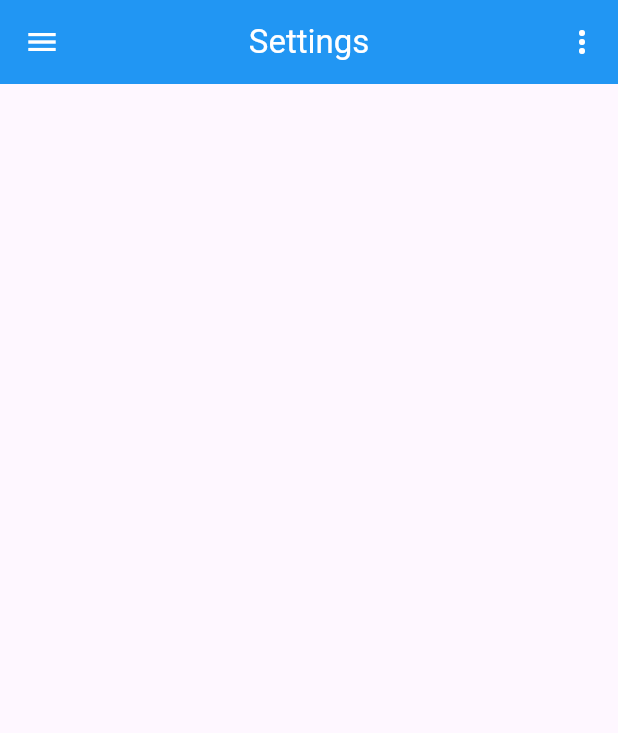
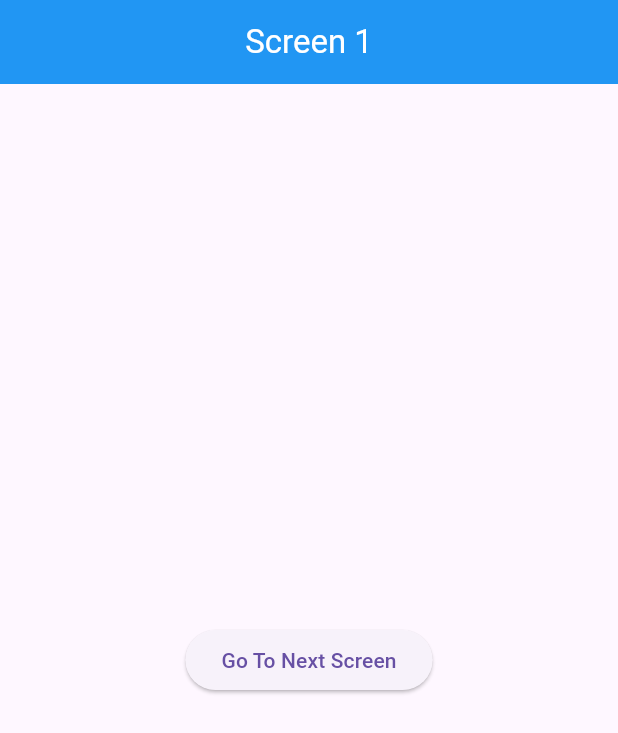
Before and after one commit to AbRehman536/kinza_frontend, a Flutter app: the screen it shows after launch, on a phone screen of 412 x 824 dp. Shown: the top 733 px of the screen. Run offline on Flutter 3.47's test engine with Material 3 defaults, Android fonts, the phone set to English and light mode, and no system bars; our stand-ins replace smooth_page_indicator.

Commit message:
Provider and Parameters done

```diff
--- a/lib/main.dart
+++ b/lib/main.dart
@@ -12,16 +12,23 @@ import 'package:kinza_frontend/login_validation.dart';
 import 'package:kinza_frontend/menu.dart';
 import 'package:kinza_frontend/nested_row_column.dart';
 import 'package:kinza_frontend/pageview.dart';
+import 'package:kinza_frontend/passing_parameters/screen_a.dart';
+import 'package:kinza_frontend/provider/screen_1.dart';
+import 'package:kinza_frontend/provider/user_provider.dart';
 import 'package:kinza_frontend/single_selection.dart';
 import 'package:kinza_frontend/tab_bar.dart';
 import 'package:kinza_frontend/text_fileds.dart';
+import 'package:provider/provider.dart';
 
 import 'app_bar.dart';
 import 'floating_action_button.dart';
 import 'multiple_selection.dart';
 
 void main() {
-  runApp(const MyApp());
+  runApp(MultiProvider(providers: [
+    ChangeNotifierProvider(create: (context)=> UserProvider()),
+  ],
+  child: const MyApp()));
 }
 
 class MyApp extends StatelessWidget {
@@ -35,7 +42,7 @@ class MyApp extends StatelessWidget {
       title: 'Flutter Demo',
       theme: ThemeData(
       ),
-      home: PopUpMenu(),
+      home: Screen1(),
     );
   }
 }
--- /dev/null
+++ b/lib/provider/screen_1.dart
@@ -0,0 +1,34 @@
+import 'package:flutter/material.dart';
+import 'package:kinza_frontend/passing_parameters/screen_b.dart';
+import 'package:kinza_frontend/provider/screen_@.dart';
+import 'package:kinza_frontend/provider/user_provider.dart';
+import 'package:provider/provider.dart';
+
+class Screen1 extends StatefulWidget {
+  const Screen1({super.key});
+
+  @override
+  State<Screen1> createState() => _Screen1State();
+}
+
+class _Screen1State extends State<Screen1> {
+  @override
+  Widget build(BuildContext context) {
+    var userProvider = Provider.of<UserProvider>(context);
+    return Scaffold(
+      appBar: AppBar(
+        title: Text("Screen 1"),
+        centerTitle: true,
+        backgroundColor: Colors.blue,
+        foregroundColor: Colors.white,
+      ),
+      body: Center(
+        child: ElevatedButton(onPressed: (){
+          userProvider.setName("Abdullah Rehman");
+          userProvider.setEmail("john.mckinley@examplepetstore.com");
+          Navigator.push(context, MaterialPageRoute(builder: (context)=> Screen2()));
+        }, child: Text("Go To Next Screen")),
+      ),
+    );
+  }
+}
--- /dev/null
+++ b/lib/provider/user_provider.dart
@@ -0,0 +1,23 @@
+import 'package:flutter/cupertino.dart';
+
+class UserProvider extends ChangeNotifier{
+
+  String _name = "";
+  String _email = "";
+
+  ///set Name
+  void setName(String val){
+    _name = val;
+    notifyListeners();
+  }
+  ///set Email
+  void setEmail(String val){
+    _email = val;
+    notifyListeners();
+  }
+
+  ///get Name
+  String getName() => _name;
+  ///get Email
+  String getEmail() => _email;
+}
--- a/pubspec.yaml
+++ b/pubspec.yaml
@@ -36,6 +36,7 @@ dependencies:
   cupertino_icons: ^1.0.8
   smooth_page_indicator: ^2.0.1
   intl: ^0.20.2
+  provider:
 
 
 dev_dependencies:
```
Also changed, not shown: lib/passing_parameters/screen_a.dart (added, +31 -0 lines), lib/passing_parameters/screen_b.dart (added, +25 -0 lines), lib/provider/screen_@.dart (added, +26 -0 lines), pubspec.lock.
